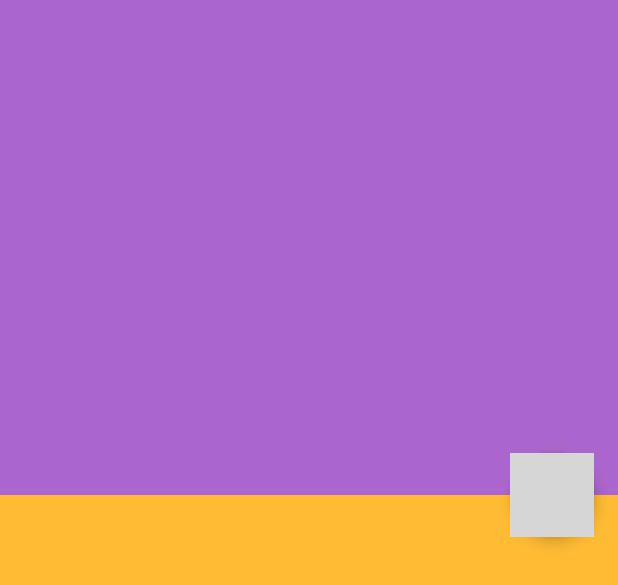
After one commit to Rawman3D/ResizeAnator, an Android app: the layout layout_cor.xml on its own in the app's theme, with its tools: preview values and no code run, on a phone screen of 412 x 824 dp. The commit adds this screen. Shown: the top 585 px of the screen. Run offline under Robolectric (Android 15) with nearby library versions, the phone set to English and light mode, and no system bars; grey boxes are pictures that could not be loaded.

Commit message:
changes to layout

```diff
--- a/app/src/main/AndroidManifest.xml
+++ b/app/src/main/AndroidManifest.xml
@@ -21,7 +21,10 @@
             </intent-filter>
         </activity>
 
-        <activity android:name=".MainActivity">
+        <activity
+            android:name=".MainActivity"
+            android:theme="@style/MyActivityTheme">
+
             <category android:name="android.intent.category.DEFAULT" />
         </activity>
     </application>
--- /dev/null
+++ b/app/src/main/res/layout/layout_cor.xml
@@ -0,0 +1,39 @@
+<android.support.design.widget.CoordinatorLayout
+    xmlns:android="http://schemas.android.com/apk/res/android"
+    xmlns:app="http://schemas.android.com/apk/res-auto"
+    android:layout_width="match_parent"
+    android:layout_height="match_parent">
+
+    <LinearLayout android:layout_width="match_parent"
+        android:layout_height="match_parent"
+        android:orientation="vertical">
+
+        <LinearLayout
+            android:id="@+id/viewA"
+            android:layout_width="match_parent"
+            android:layout_height="match_parent"
+            android:layout_weight="0.6"
+            android:background="@android:color/holo_purple"
+            android:orientation="horizontal"/>
+
+        <LinearLayout
+            android:id="@+id/viewB"
+            android:layout_width="match_parent"
+            android:layout_height="match_parent"
+            android:layout_weight="0.4"
+            android:background="@android:color/holo_orange_light"
+            android:orientation="horizontal"/>
+
+    </LinearLayout>
+
+    <android.support.design.widget.FloatingActionButton
+        android:id="@+id/fab"
+        android:layout_width="wrap_content"
+        android:layout_height="wrap_content"
+        android:layout_margin="16dp"
+        android:clickable="true"
+        android:src="@drawable/ic_action_camera_d"
+        app:layout_anchor="@id/viewA"
+        app:layout_anchorGravity="bottom|right|end"/>
+
+</android.support.design.widget.CoordinatorLayout>
--- a/app/src/main/res/values/styles.xml
+++ b/app/src/main/res/values/styles.xml
@@ -1,11 +1,17 @@
 <resources>
 
     <!-- Base application theme. -->
-    <style name="AppTheme" parent="Theme.AppCompat.Light.DarkActionBar">
+    <style name="AppTheme" parent="Theme.AppCompat.Light.NoActionBar">
         <!-- Customize your theme here. -->
         <item name="colorPrimary">@color/colorPrimary</item>
         <item name="colorPrimaryDark">@color/colorPrimaryDark</item>
         <item name="colorAccent">@color/colorAccent</item>
     </style>
 
+    <style name ="MyActivityTheme" parent="Theme.AppCompat.Light.DarkActionBar">
+        <item name="colorPrimary">@color/colorPrimary</item>
+        <item name = "colorPrimaryDark">@color/colorPrimaryDark</item>
+        <item name = "colorAccent">@color/colorAccent</item>
+    </style>
+
 </resources>
```
Also changed, not shown: app/src/main/java/np/com/sayami/resizeranator/CameraActivity.java (+33 -5 lines), app/src/main/java/np/com/sayami/resizeranator/MainActivity.java (+6 -6 lines), app/src/main/res/layout/activity_camera.xml (+19 -7 lines), app/src/main/res/layout/layout_filter.xml (+5 -5 lines), app/src/main/res/layout/layout_main.xml (added, +43 -0 lines), app/src/main/res/drawable/ic_cached_black_48dp.png (added), app/src/main/res/drawable/ic_cached_white_48dp.png (added), app/src/main/res/drawable/ic_camera_enhance_black_48dp.png (added).
